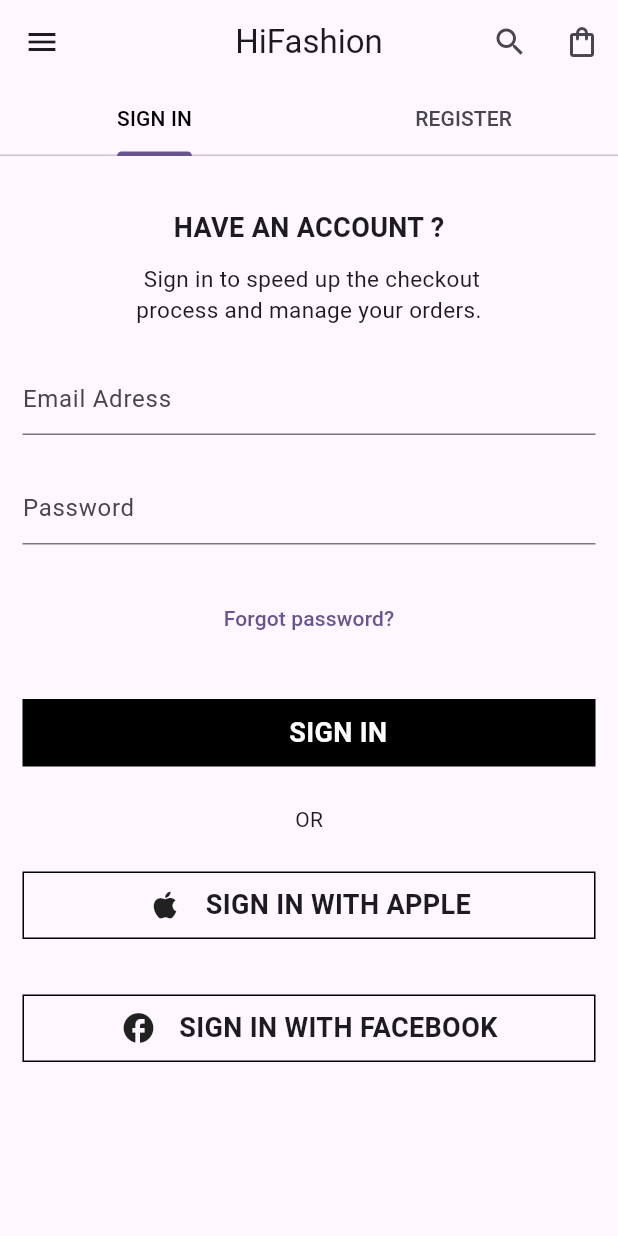
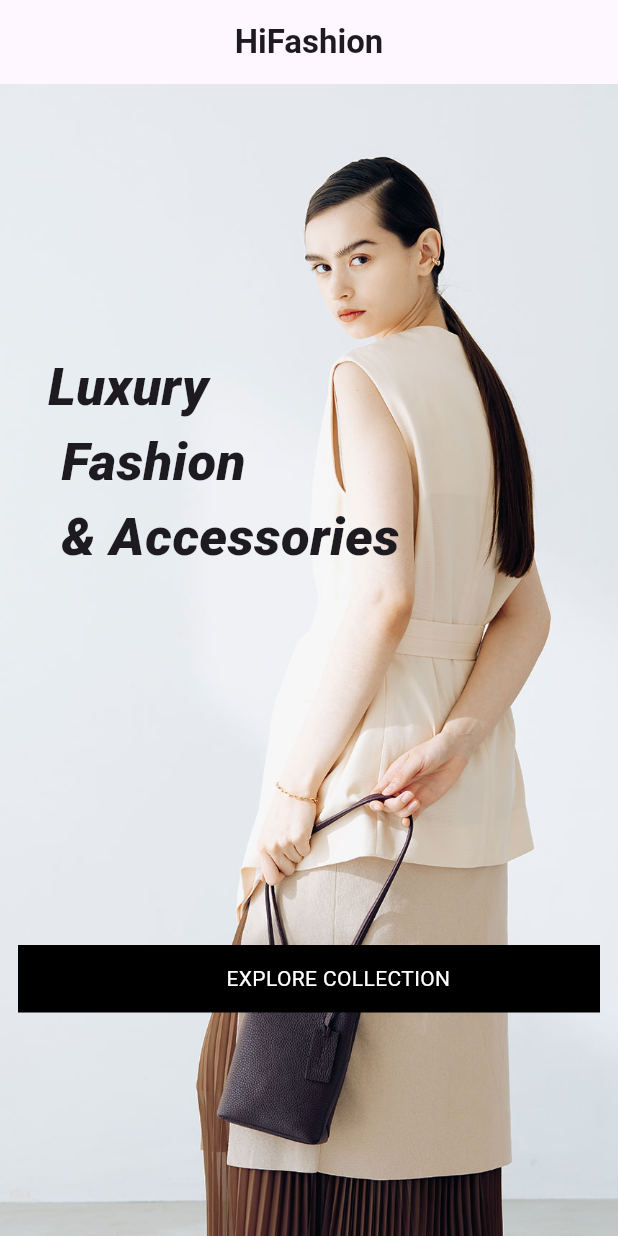
Before and after one commit to sadiqawan/FYP_app, a Flutter app: the screen it shows after launch, on a phone screen of 412 x 824 dp. Run offline on Flutter 3.47's test engine with Material 3 defaults, Android fonts, the phone set to English and light mode, and no system bars; our stand-ins replace font_awesome_flutter, google_fonts.

Commit message:
home page working

```diff
--- a/lib/custom_widget/register_tab.dart
+++ b/lib/custom_widget/register_tab.dart
@@ -1,4 +1,4 @@
-import 'package:final_year_project/custom_widget/sigin_tab.dart';
+
 import 'package:flutter/material.dart';
 
 import 'custom_button.dart';
@@ -49,7 +49,7 @@ class _RegisterTabState extends State<RegisterTab> {
                 ),
                 TextField(
                   controller: emailC,
-                  decoration: const InputDecoration(hintText: 'Email Adress'),
+                  decoration: const InputDecoration(hintText: 'Email Address'),
                 ),
                 const SizedBox(
                   height: 15,
@@ -69,7 +69,6 @@ class _RegisterTabState extends State<RegisterTab> {
                 CustomButton(
                   text: 'REGISTER',
                   onTap: () {
-
                   },
                   backgroundColor: Colors.black,
                   textStyle: const TextStyle(
--- a/lib/main.dart
+++ b/lib/main.dart
@@ -1,3 +1,4 @@
+import 'package:final_year_project/screens/home_screens/home_page.dart';
 import 'package:final_year_project/screens/login_screen.dart';
 import 'package:flutter/material.dart';
 import 'package:google_fonts/google_fonts.dart';
@@ -21,7 +22,8 @@ class MyApp extends StatelessWidget {
         colorScheme: ColorScheme.fromSeed(seedColor: Colors.deepPurple),
         useMaterial3: true,
       ),
-      home: const  LoginScreen(),
+      home: const   HomePage()
+      // LoginScreen(),
     );
   }
 }
--- /dev/null
+++ b/lib/screens/home_screens/home_page.dart
@@ -0,0 +1,67 @@
+import 'package:final_year_project/custom_widget/custom_button.dart';
+import 'package:final_year_project/screens/home_screens/new_arrival_screen_1.dart';
+import 'package:flutter/material.dart';
+import 'package:google_fonts/google_fonts.dart';
+
+class HomePage extends StatelessWidget {
+  const HomePage({super.key});
+
+  @override
+  Widget build(BuildContext context) {
+    return Scaffold(
+      appBar: AppBar(
+        title: AppBar(
+          // actions: [
+          //   IconButton(onPressed: () {}, icon: const Icon(Icons.search)),
+          //   IconButton(
+          //       onPressed: () {},
+          //       icon: const Icon(Icons.shopping_bag_outlined)),
+          // ],
+          centerTitle: true,
+          title: const Text('HiFashion',style: TextStyle(fontWeight: FontWeight.bold),),
+        ),
+      ),
+      body: Container(
+        decoration: const BoxDecoration(
+            image: DecorationImage(
+                image: AssetImage('images/homeScreenImage.png'),
+                fit: BoxFit.cover)),
+        child: Padding(
+          padding: const EdgeInsets.all(12.0),
+          child: Column(
+            mainAxisAlignment: MainAxisAlignment.start,
+            crossAxisAlignment: CrossAxisAlignment.start,
+            children: [
+              SizedBox(
+                height: MediaQuery.of(context).size.height * 0.2,
+              ),
+              Padding(
+                padding: const EdgeInsets.only(left: 20),
+                child: Text(
+                  'Luxury\n Fashion\n & Accessories',
+                  style: TextStyle(
+                    fontSize: 35,
+                    fontWeight: FontWeight.w800,
+                    fontFamily: GoogleFonts.bodoniModa().fontFamily,
+                    fontStyle: FontStyle.italic,
+                  ),
+                ),
+              ),
+              SizedBox(
+                height: MediaQuery.of(context).size.height * 0.3,
+              ),
+              CustomButton(
+                text: 'EXPLORE COLLECTION',
+                onTap: () {
+                  Navigator.of(context).pushReplacement(MaterialPageRoute(builder: (context) => const NewArrivalScreen1()));
+                },
+                backgroundColor: Colors.black,
+                textStyle: const TextStyle(color: Colors.white),
+              ),
+            ],
+          ),
+        ),
+      ),
+    );
+  }
+}
--- a/lib/screens/welcome_screen.dart
+++ b/lib/screens/welcome_screen.dart
@@ -1,5 +1,5 @@
 import 'package:final_year_project/custom_widget/custom_button.dart';
-import 'package:final_year_project/screens/my_account_screen.dart';
+import 'package:final_year_project/screens/my_account_screens/my_account_screen.dart';
 import 'package:flutter/material.dart';
 
 class WelcomeScreen extends StatelessWidget {
--- a/pubspec.yaml
+++ b/pubspec.yaml
@@ -61,8 +61,8 @@ flutter:
   uses-material-design: true
 
   # To add assets to your application, add an assets section, like this:
-  # assets:
-  #   - images/a_dot_burr.jpeg
+  assets:
+     - images/
   #   - images/a_dot_ham.jpeg
 
   # An image asset can refer to one or more resolution-specific "variants", see
```
Also changed, not shown: lib/screens/home_screens/new_arrival_screen_1.dart (added, +44 -0 lines), lib/screens/my_account_screens/my_account_screen.dart (renamed from lib/screens/my_account_screen.dart, +23 -18 lines), images/homeScreenImage.png (added).
